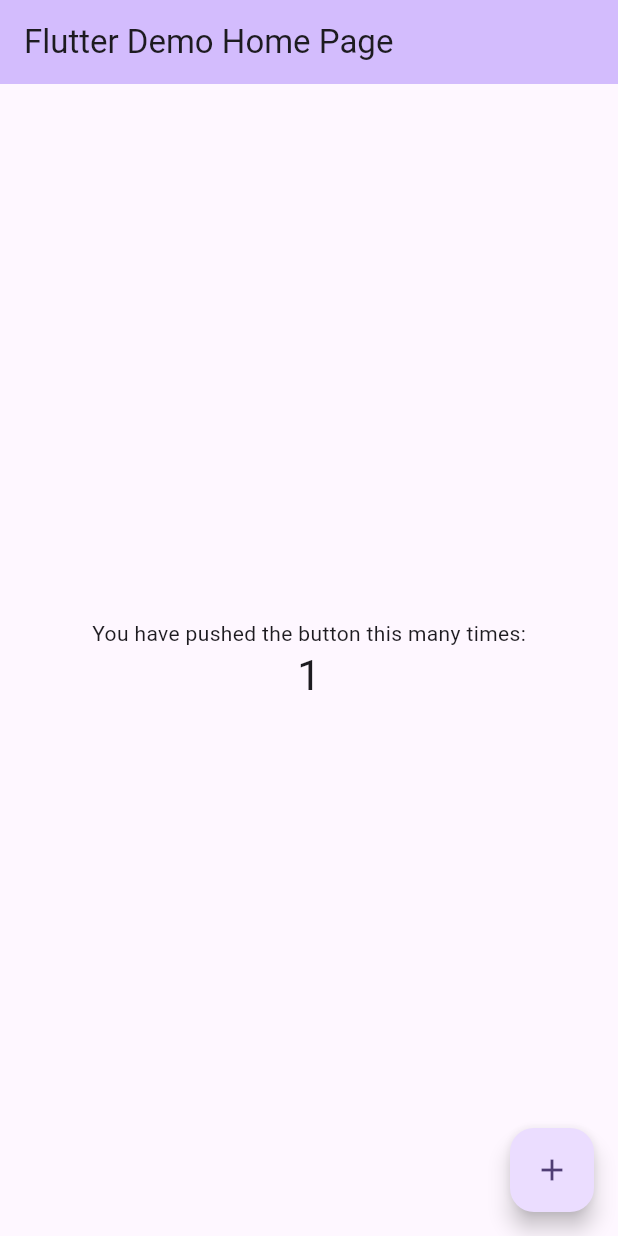
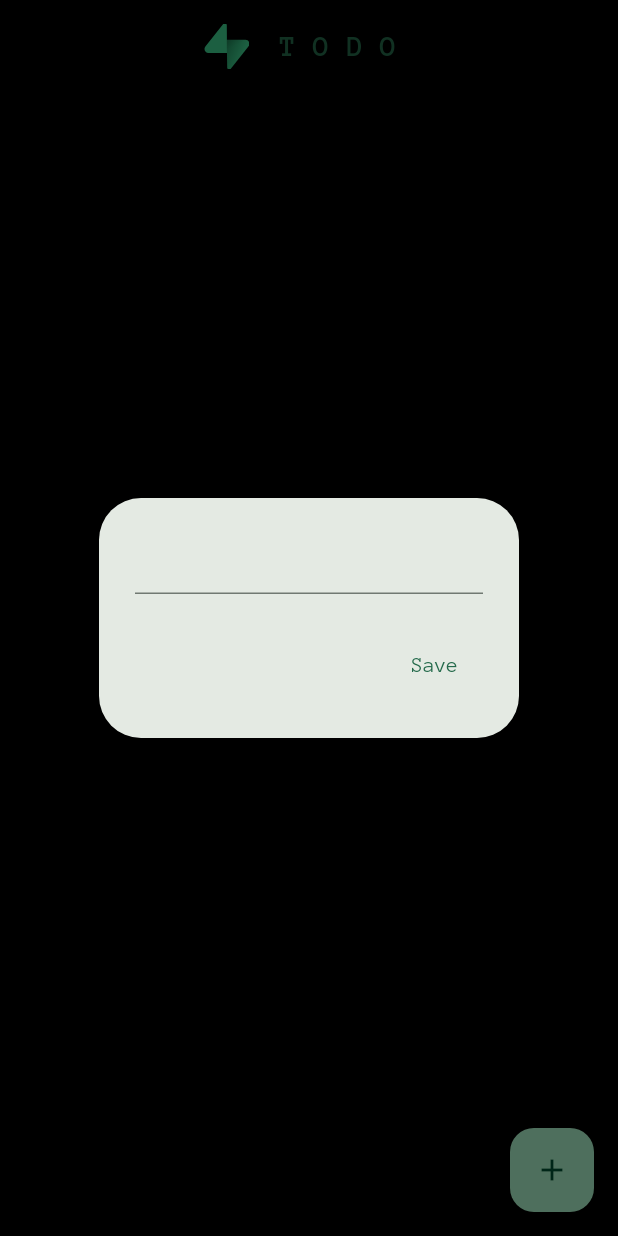
Before and after one commit to NM71/BuildablesFellowship, a Flutter app: the screen it shows after launch, after a tap on the "add" icon, on a phone screen of 412 x 824 dp. Run offline on Flutter 3.47's test engine with Material 3 defaults, Android fonts, the phone set to English and light mode, and no system bars; our stand-ins replace flutter_svg, supabase_flutter; accounts and stored records are empty.

Commit message:
basic functionality

```diff
--- a/Buildables-Task-1/todo_supabase/lib/main.dart
+++ b/Buildables-Task-1/todo_supabase/lib/main.dart
@@ -1,122 +1,37 @@
 import 'package:flutter/material.dart';
+import 'package:supabase_flutter/supabase_flutter.dart';
+import 'package:todo_supabase/screens/task_page.dart';
 
-void main() {
-  runApp(const MyApp());
+void main() async {
+  // supabase setup
+  WidgetsFlutterBinding.ensureInitialized();
+  await Supabase.initialize(
+    url: "https://nxbxxjohqxpfgnvhjgkj.supabase.co",
+    anonKey:
+        "eyJhbGciOiJIUzI1NiIsInR5cCI6IkpXVCJ9.eyJpc3MiOiJzdXBhYmFzZSIsInJlZiI6Im54Ynh4am9ocXhwZmdudmhqZ2tqIiwicm9sZSI6ImFub24iLCJpYXQiOjE3NTU2NjQxMjAsImV4cCI6MjA3MTI0MDEyMH0.z5iyGC9xiNL_OjbNWIv1Xz1XJ7tslWSsBWQ8BpOGy48",
+  );
+  // run app
+  runApp(MyApp());
 }
 
 class MyApp extends StatelessWidget {
   const MyApp({super.key});
 
-  // This widget is the root of your application.
   @override
   Widget build(BuildContext context) {
     return MaterialApp(
-      title: 'Flutter Demo',
+      debugShowCheckedModeBanner: false,
+      title: 'Todo Supabase',
       theme: ThemeData(
-        // This is the theme of your application.
-        //
-        // TRY THIS: Try running your application with "flutter run". You'll see
-        // the application has a purple toolbar. Then, without quitting the app,
-        // try changing the seedColor in the colorScheme below to Colors.green
-        // and then invoke "hot reload" (save your changes or press the "hot
-        // reload" button in a Flutter-supported IDE, or press "r" if you used
-        // the command line to start the app).
-        //
-        // Notice that the counter didn't reset back to zero; the application
-        // state is not lost during the reload. To reset the state, use hot
-        // restart instead.
-        //
-        // This works for code too, not just values: Most code changes can be
-        // tested with just a hot reload.
-        colorScheme: ColorScheme.fromSeed(seedColor: Colors.deepPurple),
+        colorScheme: ColorScheme.fromSeed(seedColor: Color(0xff38b17d)),
+        fontFamily: 'AnonymousPro',
+        scaffoldBackgroundColor: Colors.black,
+        appBarTheme: const AppBarTheme(
+          backgroundColor: Colors.black,
+          foregroundColor: Color(0xff38b17d),
+        ),
       ),
-      home: const MyHomePage(title: 'Flutter Demo Home Page'),
+      home: const TaskPage(),
     );
   }
 }
-
-class MyHomePage extends StatefulWidget {
-  const MyHomePage({super.key, required this.title});
-
-  // This widget is the home page of your application. It is stateful, meaning
-  // that it has a State object (defined below) that contains fields that affect
-  // how it looks.
-
-  // This class is the configuration for the state. It holds the values (in this
-  // case the title) provided by the parent (in this case the App widget) and
-  // used by the build method of the State. Fields in a Widget subclass are
-  // always marked "final".
-
-  final String title;
-
-  @override
-  State<MyHomePage> createState() => _MyHomePageState();
-}
-
-class _MyHomePageState extends State<MyHomePage> {
-  int _counter = 0;
-
-  void _incrementCounter() {
-    setState(() {
-      // This call to setState tells the Flutter framework that something has
-      // changed in this State, which causes it to rerun the build method below
-      // so that the display can reflect the updated values. If we changed
-      // _counter without calling setState(), then the build method would not be
-      // called again, and so nothing would appear to happen.
-      _counter++;
-    });
-  }
-
-  @override
-  Widget build(BuildContext context) {
-    // This method is rerun every time setState is called, for instance as done
-    // by the _incrementCounter method above.
-    //
-    // The Flutter framework has been optimized to make rerunning build methods
-    // fast, so that you can just rebuild anything that needs updating rather
-    // than having to individually change instances of widgets.
-    return Scaffold(
-      appBar: AppBar(
-        // TRY THIS: Try changing the color here to a specific color (to
-        // Colors.amber, perhaps?) and trigger a hot reload to see the AppBar
-        // change color while the other colors stay the same.
-        backgroundColor: Theme.of(context).colorScheme.inversePrimary,
-        // Here we take the value from the MyHomePage object that was created by
-        // the App.build method, and use it to set our appbar title.
-        title: Text(widget.title),
-      ),
-      body: Center(
-        // Center is a layout widget. It takes a single child and positions it
-        // in the middle of the parent.
-        child: Column(
-          // Column is also a layout widget. It takes a list of children and
-          // arranges them vertically. By default, it sizes itself to fit its
-          // children horizontally, and tries to be as tall as its parent.
-          //
-          // Column has various properties to control how it sizes itself and
-          // how it positions its children. Here we use mainAxisAlignment to
-          // center the children vertically; the main axis here is the vertical
-          // axis because Columns are vertical (the cross axis would be
-          // horizontal).
-          //
-          // TRY THIS: Invoke "debug painting" (choose the "Toggle Debug Paint"
-          // action in the IDE, or press "p" in the console), to see the
-          // wireframe for each widget.
-          mainAxisAlignment: MainAxisAlignment.center,
-          children: <Widget>[
-            const Text('You have pushed the button this many times:'),
-            Text(
-              '$_counter',
-              style: Theme.of(context).textTheme.headlineMedium,
-            ),
-          ],
-        ),
-      ),
-      floatingActionButton: FloatingActionButton(
-        onPressed: _incrementCounter,
-        tooltip: 'Increment',
-        child: const Icon(Icons.add),
-      ), // This trailing comma makes auto-formatting nicer for build methods.
-    );
-  }
-}
--- /dev/null
+++ b/Buildables-Task-1/todo_supabase/lib/screens/task_page.dart
@@ -0,0 +1,204 @@
+import 'package:flutter/material.dart';
+import 'package:supabase_flutter/supabase_flutter.dart';
+import 'package:todo_supabase/utils/custom_appbar.dart';
+
+class TaskPage extends StatefulWidget {
+  const TaskPage({super.key});
+
+  @override
+  State<TaskPage> createState() => _TaskPageState();
+}
+
+class _TaskPageState extends State<TaskPage> {
+  // Basic CRUD Operations
+
+  /*
+  CREATE: Add a new task
+  */
+  final textController = TextEditingController();
+
+  void addNewTask() {
+    showDialog(
+      context: context,
+      builder: (context) => AlertDialog(
+        content: TextField(controller: textController),
+        actions: [
+          // save button
+          TextButton(
+            onPressed: () {
+              saveTask();
+            },
+            child: const Text("Save"),
+          ),
+        ],
+      ),
+    );
+  }
+
+  // Save task in db
+  void saveTask() async {
+    await Supabase.instance.client.from('todo').insert({
+      'name': textController.text,
+    });
+    if (mounted) {
+      ScaffoldMessenger.of(context).showSnackBar(
+        SnackBar(
+          content: Center(child: Text('Task added: ${textController.text}')),
+        ),
+      );
+      textController.clear();
+    }
+    if (!mounted) return;
+    Navigator.pop(context);
+  }
+
+  /*
+  READ: Fetch all tasks
+  */
+
+  final Stream<List<Map<String, dynamic>>> _tasksStream = Supabase
+      .instance
+      .client
+      .from('todo')
+      .stream(primaryKey: ['id'])
+      .order('id', ascending: true);
+
+  /*
+  UPDATE: Update an existing task
+  */
+
+  /*
+  DELETE: Remove a task
+  */
+  void deleteTask(int id) async {
+    await Supabase.instance.client.from('todo').delete().eq('id', id);
+    if (mounted) {
+      ScaffoldMessenger.of(context).showSnackBar(
+        SnackBar(content: const Center(child: Text('Task deleted'))),
+      );
+    }
+  }
+
+  // dispose of controllers
+  @override
+  void dispose() {
+    super.dispose();
+    textController.dispose();
+  }
+
+  @override
+  Widget build(BuildContext context) {
+    return Scaffold(
+      body: SafeArea(
+        child: Column(
+          children: [
+            // custom appbar
+            CustomAppbar(),
+
+            // body content fills the rest
+            Expanded(
+              child: StreamBuilder<List<Map<String, dynamic>>>(
+                stream: _tasksStream,
+                builder: (context, snapshot) {
+                  // loading...
+                  if (!snapshot.hasData) {
+                    return const Center(child: CircularProgressIndicator());
+                  }
+
+                  // if no task found
+                  if (snapshot.data!.isEmpty) {
+                    return const Center(
+                      child: Column(
+                        mainAxisAlignment: MainAxisAlignment.center,
+                        children: [
+                          Icon(
+                            Icons.task_alt_outlined,
+                            size: 60,
+                            color: Colors.white,
+                          ),
+                          SizedBox(height: 20),
+                          Text(
+                            'No tasks found',
+                            style: TextStyle(color: Colors.white),
+                          ),
+                        ],
+                      ),
+                    );
+                  }
+
+                  // loaded
+                  final tasks = snapshot.data!;
+
+                  return ListView.builder(
+                    padding: const EdgeInsets.symmetric(vertical: 12),
+                    itemCount: tasks.length,
+                    itemBuilder: (context, index) {
+                      final task = tasks[index];
+                      final taskName = task['name'];
+
+                      return Dismissible(
+                        background: Container(
+                          color: const Color(0xffe3664d),
+                          alignment: Alignment.centerRight,
+                          padding: const EdgeInsets.only(right: 20),
+                          child: const Icon(
+                            Icons.delete,
+                            color: Colors.white,
+                            size: 30,
+                          ),
+                        ),
+                        key: Key(task['id'].toString()),
+                        direction: DismissDirection.endToStart,
+                        onDismissed: (direction) {
+                          deleteTask(task['id'] as int);
+                          ScaffoldMessenger.of(context).showSnackBar(
+                            SnackBar(content: Text('Task deleted: $taskName')),
+                          );
+                        },
+                        child: Padding(
+                          padding: const EdgeInsets.symmetric(
+                            horizontal: 16,
+                            vertical: 6,
+                          ),
+                          child: ListTile(
+                            contentPadding: const EdgeInsets.all(15),
+                            shape: RoundedRectangleBorder(
+                              borderRadius: BorderRadius.circular(6),
+                              side: BorderSide(
+                                color: Theme.of(context).colorScheme.primary,
+                                width: 0.5,
+                              ),
+                            ),
+                            title: Text(
+                              taskName,
+                              style: TextStyle(
+                                color: Theme.of(context).colorScheme.onPrimary,
+                              ),
+                            ),
+                            trailing: IconButton(
+                              onPressed: () {
+                                deleteTask(task['id'] as int);
+                              },
+                              icon: const Icon(
+                                Icons.delete,
+                                color: Color(0xffe3664d),
+                              ),
+                            ),
+                          ),
+                        ),
+                      );
+                    },
+                  );
+                },
+              ),
+            ),
+          ],
+        ),
+      ),
+      floatingActionButton: FloatingActionButton(
+        onPressed: addNewTask,
+        child: const Icon(Icons.add),
+      ),
+    );
+  }
+}
--- /dev/null
+++ b/Buildables-Task-1/todo_supabase/lib/utils/custom_appbar.dart
@@ -0,0 +1,38 @@
+import 'package:flutter/material.dart';
+import 'package:flutter_svg/flutter_svg.dart';
+
+class CustomAppbar extends StatelessWidget {
+  const CustomAppbar({super.key});
+
+  @override
+  Widget build(BuildContext context) {
+    return Container(
+      decoration: BoxDecoration(color: Colors.black),
+      child: Center(
+        child: Padding(
+          padding: const EdgeInsets.all(16.0),
+          child: Row(
+            mainAxisSize: MainAxisSize.min,
+            children: [
+              SvgPicture.asset(
+                'assets/images/supabase-logo.svg',
+                width: 30,
+                height: 30,
+                fit: BoxFit.cover,
+              ),
+              const SizedBox(width: 20),
+              Text(
+                'T O D O ',
+                style: TextStyle(
+                  fontSize: 20,
+                  fontWeight: FontWeight.bold,
+                  color: ColorScheme.of(context).primary,
+                ),
+              ),
+            ],
+          ),
+        ),
+      ),
+    );
+  }
+}
```
Also changed, not shown: Buildables-Task-1/todo_supabase/pubspec.yaml (+12 -8 lines), Buildables-Task-1/todo_supabase/assets/fonts/AnonymousPro-Bold.ttf (added), Buildables-Task-1/todo_supabase/assets/fonts/AnonymousPro-Regular.ttf (added), Buildables-Task-1/todo_supabase/assets/images/supabase-logo.svg (added), Buildables-Task-1/todo_supabase/pubspec.lock, 6 other files.
